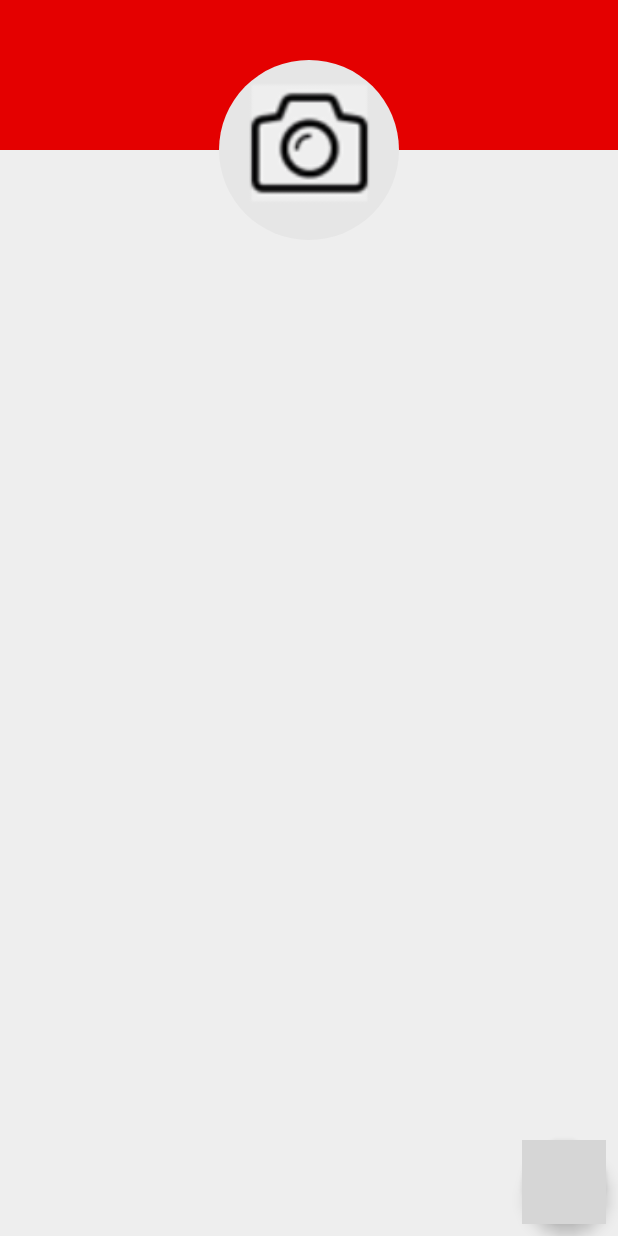
After one commit to mhrd/Mahem, an Android app: the layout activity_management__panel.xml on its own in the app's theme, with its tools: preview values and no code run, on a phone screen of 412 x 824 dp. The commit adds this screen. Run offline under Robolectric (Android 15) with nearby library versions, the phone set to English and light mode, and no system bars; grey boxes are pictures that could not be loaded.

Commit message:
Add files via upload

```diff
--- /dev/null
+++ b/app/src/main/res/layout/activity_management__panel.xml
@@ -0,0 +1,66 @@
+<?xml version="1.0" encoding="utf-8"?>
+<android.support.design.widget.CoordinatorLayout xmlns:android="http://schemas.android.com/apk/res/android"
+    xmlns:tools="http://schemas.android.com/tools"
+    xmlns:app="http://schemas.android.com/apk/res-auto"
+    android:id="@+id/activity_management__panel"
+    android:layout_width="match_parent"
+    android:layout_height="match_parent"
+    android:background="#eeeeee"
+    tools:context="com.example.mohsal.management_panel.Management_Panel">
+<RelativeLayout
+    android:layout_width="match_parent"
+    android:layout_height="match_parent">
+<RelativeLayout
+    android:id="@+id/views"
+    android:layout_width="match_parent"
+    android:layout_height="200dp">
+    <View
+        android:id="@+id/red_view"
+        android:layout_alignParentRight="true"
+        android:layout_width="match_parent"
+        android:layout_height="100dp"
+        android:background="@color/colorPrimary"
+        ></View>
+    <View
+        android:id="@+id/gray_view"
+        android:layout_below="@id/red_view"
+        android:layout_alignParentRight="true"
+        android:layout_width="match_parent"
+        android:layout_height="200dp"
+        android:background="#eeeeee"></View>
+    <de.hdodenhof.circleimageview.CircleImageView
+        android:id="@+id/AccoutImage"
+        android:layout_width="120dp"
+        android:layout_height="120dp"
+        android:src="@drawable/cameraa"
+        android:layout_centerHorizontal="true"
+        android:layout_centerInParent="true"
+        />
+    <TextView
+        android:id="@+id/mp"
+        android:layout_width="wrap_content"
+        android:layout_height="wrap_content"
+        android:layout_alignParentBottom="true"
+        android:layout_centerHorizontal="true"
+        android:textSize="27sp"
+
+        android:textColor="@android:color/black"/>
+
+
+</RelativeLayout>
+    <android.support.v7.widget.RecyclerView
+        android:id="@+id/RecyclerView"
+        android:layout_below="@id/views"
+        android:layout_width="match_parent"
+        android:layout_height="match_parent"></android.support.v7.widget.RecyclerView>
+</RelativeLayout>
+
+    <android.support.design.widget.FloatingActionButton
+        android:id="@+id/FAB"
+        android:layout_width="wrap_content"
+        android:layout_height="wrap_content"
+        android:layout_gravity="bottom|end"
+        android:layout_margin="@dimen/fab_margin"
+        android:src="@drawable/ic_action_fab"
+        app:fabSize="normal"/>
+</android.support.design.widget.CoordinatorLayout>
```
Also changed, not shown: app/src/main/res/layout/panel_layout.xml (line endings or trailing spaces).
